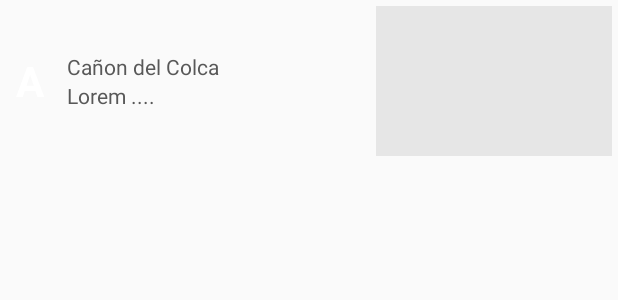
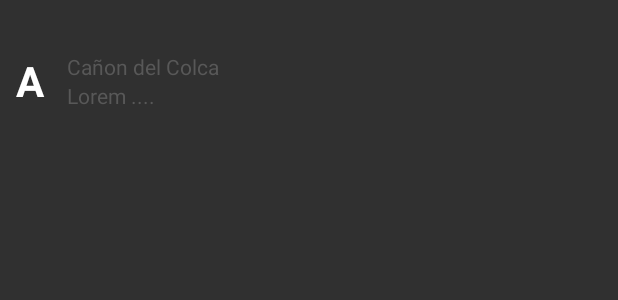
Before and after one commit to emedinaa/android-clean-architecture, an Android app: the layout row_place.xml on its own in the app's theme, with its tools: preview values and no code run, on a phone screen of 412 x 824 dp. Shown: the top 300 px of the screen. Run offline under Robolectric (Android 15) with nearby library versions, the phone set to English and light mode, and no system bars.

Commit message:
fix(ui): Cambios en diseño

```diff
--- a/source/PeruTravel/app/src/main/res/layout/activity_main.xml
+++ b/source/PeruTravel/app/src/main/res/layout/activity_main.xml
@@ -4,6 +4,7 @@
     android:layout_width="match_parent"
     android:layout_height="match_parent"
     tools:context=".presentation.ui.MainActivity"
+    android:background="@color/white"
     android:id="@+id/container">
 
     <android.support.v7.widget.RecyclerView
--- a/source/PeruTravel/app/src/main/res/layout/row_place.xml
+++ b/source/PeruTravel/app/src/main/res/layout/row_place.xml
@@ -50,7 +50,6 @@
             android:layout_height="wrap_content"
             android:minHeight="100dp"
             android:layout_gravity="center"
-            android:background="@color/gray1"
             android:id="@+id/iviPlace" />
     </FrameLayout>
 
--- a/source/PeruTravel/app/src/main/res/values/styles.xml
+++ b/source/PeruTravel/app/src/main/res/values/styles.xml
@@ -1,11 +1,16 @@
 <resources>
 
     <!-- Base application theme. -->
-    <style name="AppTheme" parent="Theme.AppCompat.Light.DarkActionBar">
+    <style name="AppTheme" parent="Theme.AppCompat.NoActionBar">
         <!-- Customize your theme here. -->
         <item name="colorPrimary">@color/colorPrimary</item>
         <item name="colorPrimaryDark">@color/colorPrimaryDark</item>
         <item name="colorAccent">@color/colorAccent</item>
+        <item name="windowActionBar">false</item>
+        <item name="windowNoTitle">true</item>
+        <item name="android:displayOptions">disableHome</item>
+        <item name="android:windowActionBar">false</item>
+        <item name="android:windowNoTitle">true</item>
     </style>
 
 </resources>
```
Also changed, not shown: source/PeruTravel/app/src/main/java/com/emedinaa/perutravel/presentation/ui/PlaceActivity.java (+22 -0 lines), source/PeruTravel/app/src/main/res/layout/activity_place.xml (+45 -6 lines), source/PeruTravel/app/src/main/res/mipmap/ic_back.png (added), source/PeruTravel/app/src/main/res/mipmap/ic_white_back.png (added).
